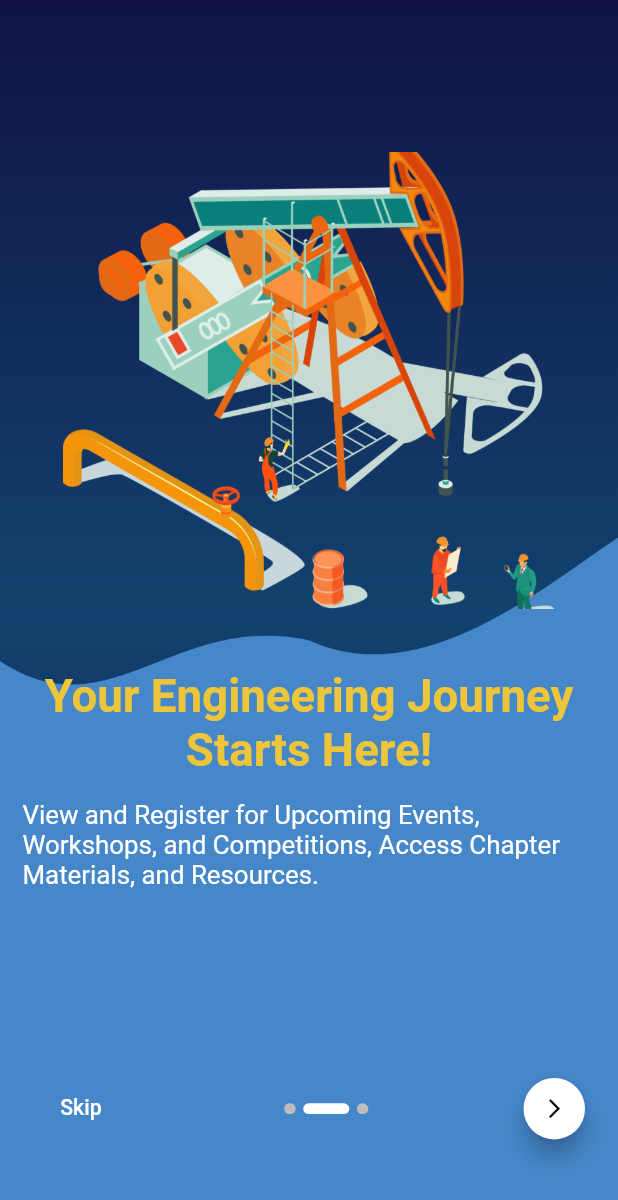
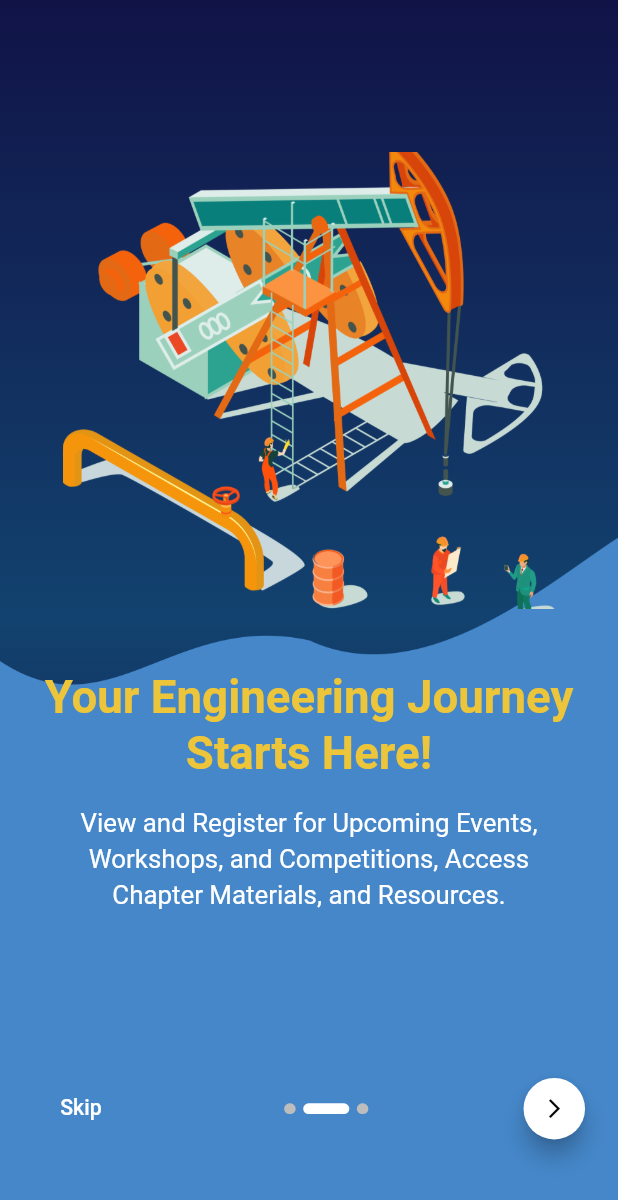
Before and after one commit to mahmoudKorany/Aiche, a Flutter app: the screen it shows after launch, swiped to page 2, on a phone screen of 412 x 824 dp. Shown: the top 1200 px of the screen. Run offline on Flutter 3.47's test engine with Material 3 defaults, Android fonts, the phone set to English and light mode, and no system bars; drawn by our look-alikes of smooth_page_indicator; our stand-ins replace awesome_notifications, cached_network_image, carousel_slider, conditional_builder_null_safety, connectivity_plus, dio and 20 more; accounts and stored records are empty; network calls fail.

Commit message:
final edit app

```diff
--- a/lib/welcome_screens/onboarding_screen/onboarding.dart
+++ b/lib/welcome_screens/onboarding_screen/onboarding.dart
@@ -30,7 +30,7 @@ class _OnboardingState extends State<Onboarding> {
         image: 'assets/images/onboarding_1.png',
         title: 'Welcome to AIChE Suez University App!',
         body:
-            '"Connect, Learn, and Lead With AIChe." \n Stay Updated with Chapter Events, Access Exclusive Resources, Enhance Your Professional journey.',
+            'Connect, Learn, and Lead With AIChe. \n Stay Updated with Chapter Events, Access Exclusive Resources, Enhance Your Professional journey.',
       ),
       OnboardingModel(
         image: 'assets/images/onboarding_2.png',
@@ -60,7 +60,7 @@ class _OnboardingState extends State<Onboarding> {
           Column(
             mainAxisAlignment: MainAxisAlignment.center,
             children: [
-              Gap100(),
+              const Gap100(),
               SizedBox(
                 height: screenHeight / 1.5,
                 width: double.infinity,
@@ -101,7 +101,7 @@ class _OnboardingState extends State<Onboarding> {
                                 key: 'onBoarding', value: true)
                             .then((value) {
                           navigateAndFinish(
-                              context: context, widget: LoginScreen());
+                              context: context, widget: const LoginScreen());
                         });
                       },
                       child: Text(
@@ -140,7 +140,8 @@ class _OnboardingState extends State<Onboarding> {
                                     key: 'onBoarding', value: true)
                                 .then((value) {
                               navigateAndFinish(
-                                  context: context, widget: LoginScreen());
+                                  context: context,
+                                  widget: const LoginScreen());
                             });
                           } else {
                             boardController
@@ -179,7 +180,9 @@ Widget boardingItemBuilder(
           fit: BoxFit.cover,
         ),
         const Gap40(),
-        Text(
+        Padding(
+          padding: EdgeInsets.symmetric(horizontal: 20.w),
+          child: Text(
             model.title,
             textAlign: TextAlign.center,
             style: TextStyle(
@@ -187,17 +190,20 @@ Widget boardingItemBuilder(
               color: HexColor('EDC53A'),
               fontSize: 30.sp,
               fontWeight: FontWeight.bold,
+              height: 1.2,
+            ),
           ),
         ),
         Padding(
-          padding: const EdgeInsets.all(15.0),
+          padding: EdgeInsets.symmetric(horizontal: 25.w, vertical: 15.h),
           child: Text(
             model.body,
-            textAlign: TextAlign.start,
+            textAlign: TextAlign.center,
             style: TextStyle(
               color: Colors.white,
               fontSize: 17.sp,
               fontWeight: FontWeight.w400,
+              height: 1.4,
             ),
           ),
         ),
--- a/lib/welcome_screens/splash_screen/splash_screen.dart
+++ b/lib/welcome_screens/splash_screen/splash_screen.dart
@@ -126,7 +126,7 @@ class _SplashScreenState extends State<SplashScreen>
                                               ScaleTransition(
                                                 scale: _scaleAnimation,
                                                 child: Image.asset(
-                                                  'assets/images/onboarding_2.png',
+                                                  'assets/images/splash.png',
                                                   height: 150.h,
                                                 ),
                                               ),
```
Also changed, not shown: assets/images/splash.png (added). Lines whose indentation alone changed are shown as unchanged.
